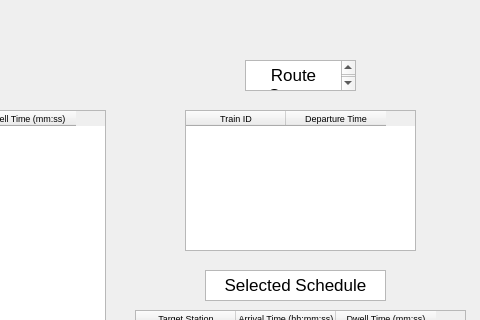
keshavshankar08/ECE1140, file Modules/CTC/Frontend/schedule_builder.ui: the form before one commit; both pictures show x 235 to 715 and y 0 to 320 of the 715 by 591 pixel window.
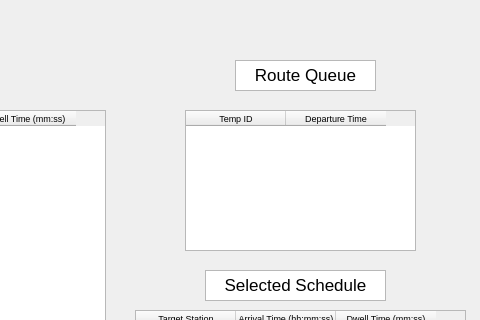
The form after the commit.

Commit message: 223 Automatic Scheduler Built

```diff
--- a/Modules/CTC/Frontend/schedule_builder.ui
+++ b/Modules/CTC/Frontend/schedule_builder.ui
@@ -220,7 +220,7 @@
     </attribute>
     <column>
      <property name="text">
-      <string>Train ID</string>
+      <string>Temp ID</string>
      </property>
     </column>
     <column>
@@ -286,9 +286,9 @@
    <widget class="QTextBrowser" name="route_queue_label">
     <property name="geometry">
      <rect>
-      <x>480</x>
+      <x>470</x>
       <y>60</y>
-      <width>111</width>
+      <width>141</width>
       <height>31</height>
      </rect>
     </property>
```
The commit also changes 2 other files.
